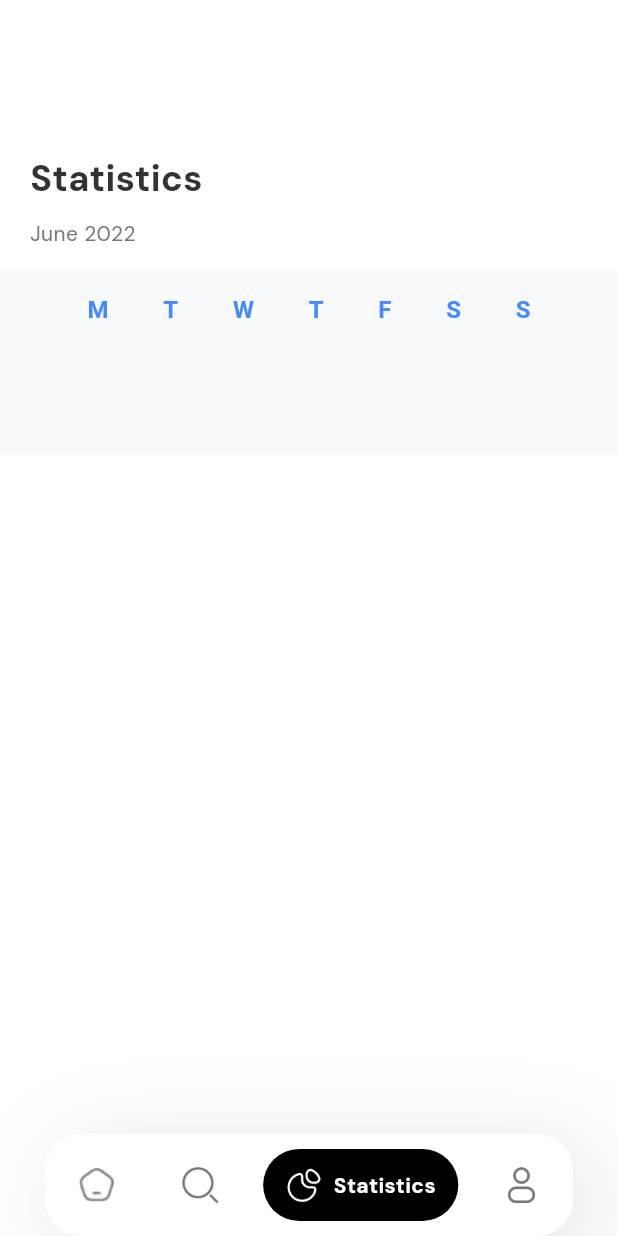
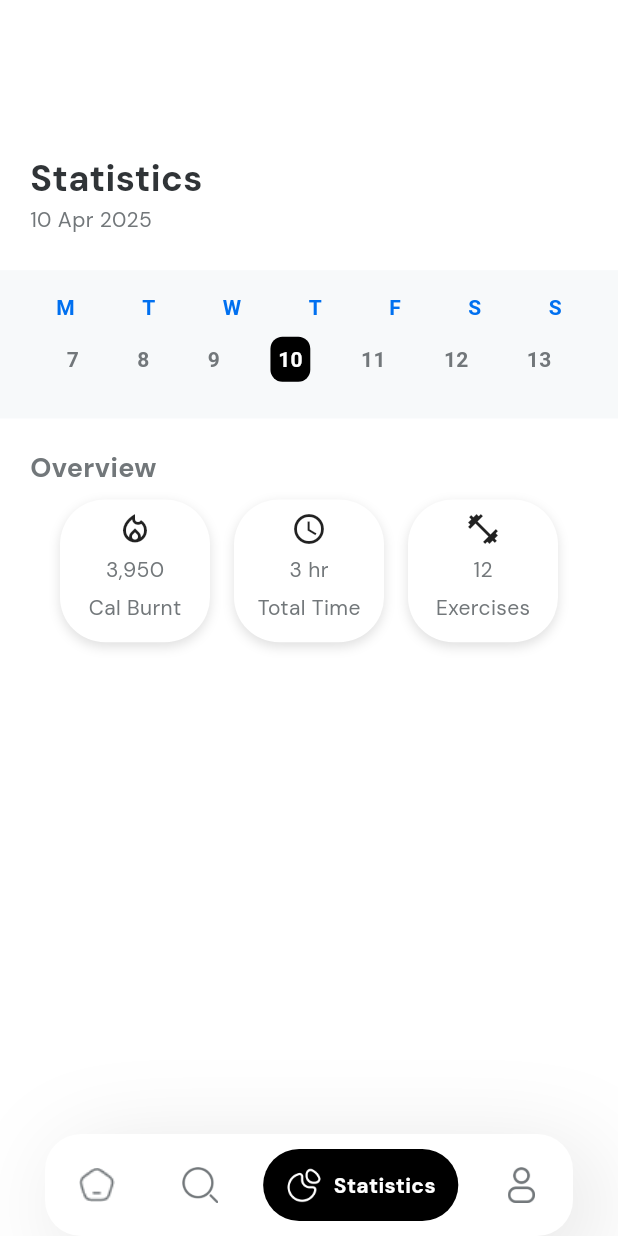
Before and after one commit to Mohit-09-G/Fitness-Chatbot, a Flutter app: the screen it shows after launch, item 3 of the bottom bar chosen, on a phone screen of 412 x 824 dp. Run offline on Flutter 3.47's test engine with Material 3 defaults, Android fonts, the light colour scheme and no system bars; our stand-ins replace get, get_it, google_fonts.

Commit message:
added the overview container  and the week days

```diff
--- /dev/null
+++ b/lib/binding/statat/statistics_binding.dart
@@ -0,0 +1,10 @@
+import 'package:fitnessbot/di/injection.dart';
+import 'package:fitnessbot/presentaion/mainscreen/contoller/statcontoller/statstics_contoller.dart';
+import 'package:get/get.dart';
+
+class StatisticsBinding extends Bindings {
+  @override
+  void dependencies() {
+    Get.put<StatsticsContoller>(getIt<StatsticsContoller>());
+  }
+}
--- /dev/null
+++ b/lib/data/models/overviewModel.dart
@@ -0,0 +1,13 @@
+import 'package:flutter/material.dart';
+
+class OverviewItemModel {
+  final IconData icon;
+  final String value;
+  final String label;
+
+  OverviewItemModel({
+    required this.icon,
+    required this.value,
+    required this.label,
+  });
+}
--- a/lib/di/injection.dart
+++ b/lib/di/injection.dart
@@ -1,5 +1,6 @@
 import 'package:fitnessbot/presentaion/contoller/home/home_contoller.dart';
 import 'package:fitnessbot/presentaion/mainscreen/contoller/main_screen_contoller.dart';
+import 'package:fitnessbot/presentaion/mainscreen/contoller/statcontoller/statstics_contoller.dart';
 
 import 'package:get_it/get_it.dart';
 
@@ -8,4 +9,5 @@ final GetIt getIt = GetIt.instance;
 Future<void> init() async {
   getIt.registerFactory<HomeContoller>(() => HomeContoller());
   getIt.registerFactory<MainScreenContoller>(() => MainScreenContoller());
+  getIt.registerFactory<StatsticsContoller>(() => StatsticsContoller());
 }
--- /dev/null
+++ b/lib/presentaion/mainscreen/contoller/statcontoller/statstics_contoller.dart
@@ -0,0 +1,56 @@
+import 'package:fitnessbot/data/models/overviewModel.dart';
+import 'package:flutter/material.dart';
+import 'package:get/get.dart';
+import 'package:intl/intl.dart';
+
+class StatsticsContoller extends GetxController {
+  RxList<OverviewItemModel> overviewItems = [
+    OverviewItemModel(
+      icon: Icons.local_fire_department_outlined,
+      value: "3,950",
+      label: "Cal Burnt",
+    ),
+    OverviewItemModel(
+      icon: Icons.access_time,
+      value: "3 hr",
+      label: "Total Time",
+    ),
+    OverviewItemModel(
+      icon: Icons.fitness_center,
+      value: "12",
+      label: "Exercises",
+    ),
+  ].obs;
+
+  final selectedDate = DateTime.now().obs;
+  final focusedDate = DateTime.now().obs;
+  final weeksBefore = 1000;
+  final pageController = PageController(initialPage: 1000).obs;
+
+  DateTime getWeekStart(int page) {
+    final now = DateTime.now();
+    final weekStart = now.subtract(Duration(days: now.weekday - 1));
+    return weekStart.add(Duration(days: (page - weeksBefore) * 7));
+  }
+
+  void onPageChanged(int page) {
+    focusedDate.value = getWeekStart(page);
+  }
+
+  void selectDate(DateTime date) {
+    selectedDate.value = date;
+    focusedDate.value = date.subtract(Duration(days: date.weekday - 1));
+  }
+
+  bool isSameDay(DateTime d1, DateTime d2) {
+    return d1.year == d2.year && d1.month == d2.month && d1.day == d2.day;
+  }
+
+  String get formattedSelectedDate =>
+      DateFormat('EEEE, MMMM d, yyyy').format(selectedDate.value);
+
+  String get currentDateTitle {
+    final now = DateTime.now();
+    return "Today, ${DateFormat('d MMM yyyy').format(now)}";
+  }
+}
--- a/lib/presentaion/screens/statistics/statistics.dart
+++ b/lib/presentaion/screens/statistics/statistics.dart
@@ -1,6 +1,12 @@
+import 'package:fitnessbot/config/app_colors.dart';
+import 'package:fitnessbot/presentaion/mainscreen/contoller/statcontoller/statstics_contoller.dart';
+import 'package:fitnessbot/presentaion/screens/statistics/widets/overiewContainer.dart';
+import 'package:flutter/material.dart';
+import 'package:get/get.dart';
+import 'package:intl/intl.dart';
+
 import 'package:fitnessbot/config/customtextstyle.dart';
 import 'package:fitnessbot/config/screenutils.dart';
-import 'package:flutter/material.dart';
 
 class Statistics extends StatelessWidget {
   const Statistics({super.key});
@@ -8,13 +14,14 @@ class Statistics extends StatelessWidget {
   @override
   Widget build(BuildContext context) {
     final screenUtil = ScreenUtil(context);
+    final StatsticsContoller controller = Get.put(StatsticsContoller());
+
     return Scaffold(
       backgroundColor: Colors.white,
       appBar: PreferredSize(
-          preferredSize: Size.fromHeight(screenUtil.screenHeight * 0.1),
-          child: SizedBox(
-            height: screenUtil.screenHeight * 0.1,
-          )),
+        preferredSize: Size.fromHeight(screenUtil.screenHeight * 0.1),
+        child: SizedBox(height: screenUtil.screenHeight * 0.1),
+      ),
       body: Column(
         children: [
           Padding(
@@ -24,15 +31,11 @@ class Statistics extends StatelessWidget {
               child: Row(
                 children: [
                   Column(
-                    spacing: screenUtil.screenHeight * 0.011,
                     crossAxisAlignment: CrossAxisAlignment.start,
                     children: [
+                      Text("Statistics", style: AppTextStyles.heading24),
                       Text(
-                        "Statistics",
-                        style: AppTextStyles.heading24,
-                      ),
-                      Text(
-                        "June 2022",
+                        DateFormat('d MMM yyyy').format(DateTime.now()),
                         style: AppTextStyles.body14black,
                       ),
                     ],
@@ -41,39 +44,143 @@ class Statistics extends StatelessWidget {
               ),
             ),
           ),
-          SizedBox(
-            height: screenUtil.screenHeight * 0.15,
-            child: Container(
-              color: Color(0xffF7F9FA),
+          Container(
+            color: const Color(0xffF7F9FA),
+            height: screenUtil.screenHeight * 0.12,
+            child: Padding(
+              padding: const EdgeInsets.all(15.0),
               child: Column(
                 children: [
-                  Padding(
-                    padding: const EdgeInsets.symmetric(
-                        horizontal: 40, vertical: 15),
-                    child: Row(
-                      mainAxisAlignment: MainAxisAlignment.spaceAround,
-                      children: List.generate(7, (index) {
-                        final weekdayLetters = [
-                          'M',
-                          'T',
-                          'W',
-                          'T',
-                          'F',
-                          'S',
-                          'S'
-                        ];
-                        return Text(
-                          weekdayLetters[index],
+                  Row(
+                    mainAxisAlignment: MainAxisAlignment.spaceAround,
+                    children: const [
+                      Text('M',
                           style: TextStyle(
-                              color: Colors.blueAccent,
-                              fontSize: 16,
-                              fontWeight: FontWeight.bold),
+                              fontSize: 14,
+                              fontWeight: FontWeight.bold,
+                              color: Color(0xff0070F0))),
+                      Text('T',
+                          style: TextStyle(
+                              fontSize: 14,
+                              fontWeight: FontWeight.bold,
+                              color: Color(0xff0070F0))),
+                      Text('W',
+                          style: TextStyle(
+                              fontSize: 14,
+                              fontWeight: FontWeight.bold,
+                              color: Color(0xff0070F0))),
+                      Text('T',
+                          style: TextStyle(
+                              fontSize: 14,
+                              fontWeight: FontWeight.bold,
+                              color: Color(0xff0070F0))),
+                      Text('F',
+                          style: TextStyle(
+                              fontSize: 14,
+                              fontWeight: FontWeight.bold,
+                              color: Color(0xff0070F0))),
+                      Text('S',
+                          style: TextStyle(
+                              fontSize: 14,
+                              fontWeight: FontWeight.bold,
+                              color: Color(0xff0070F0))),
+                      Text('S',
+                          style: TextStyle(
+                              fontSize: 14,
+                              fontWeight: FontWeight.bold,
+                              color: Color(0xff0070F0))),
+                    ],
+                  ),
+                  Expanded(
+                    child: SizedBox(
+                      child: Obx(() {
+                        return PageView.builder(
+                          controller: controller.pageController.value,
+                          onPageChanged: controller.onPageChanged,
+                          itemBuilder: (_, pageIndex) {
+                            final weekStart =
+                                controller.getWeekStart(pageIndex);
+                            final weekDates = List.generate(
+                              7,
+                              (i) => weekStart.add(Duration(days: i)),
+                            );
+
+                            return Padding(
+                              padding:
+                                  const EdgeInsets.symmetric(horizontal: 10),
+                              child: Row(
+                                mainAxisAlignment:
+                                    MainAxisAlignment.spaceAround,
+                                children: List.generate(7, (index) {
+                                  final date = weekDates[index];
+                                  final isToday = controller.isSameDay(
+                                      date, DateTime.now());
+
+                                  return Container(
+                                    decoration: BoxDecoration(
+                                      borderRadius: BorderRadius.circular(8),
+                                      color: isToday
+                                          ? Colors.black
+                                          : Colors.transparent,
+                                      shape: BoxShape.rectangle,
+                                    ),
+                                    child: Padding(
+                                      padding: const EdgeInsets.all(5.0),
+                                      child: Text(
+                                        '${date.day}',
+                                        style: TextStyle(
+                                          fontSize: 14,
+                                          fontWeight: FontWeight.w600,
+                                          color: isToday
+                                              ? Colors.white
+                                              : AppColors.mediumGray,
+                                        ),
+                                      ),
+                                    ),
+                                  );
+                                }),
+                              ),
+                            );
+                          },
                         );
                       }),
                     ),
-                  )
+                  ),
                 ],
               ),
+            ),
+          ),
+          Padding(
+            padding: const EdgeInsets.all(20.0),
+            child: Column(
+              crossAxisAlignment: CrossAxisAlignment.start,
+              children: [
+                Text(
+                  "Overview",
+                  style: AppTextStyles.body18,
+                ),
+                SizedBox(
+                  height: screenUtil.screenHeight * 0.135,
+                  child: Center(
+                    child: ListView.builder(
+                      shrinkWrap: true,
+                      scrollDirection: Axis.horizontal,
+                      itemCount: controller.overviewItems.length,
+                      itemBuilder: (context, index) {
+                        var item = controller.overviewItems[index];
+                        return Padding(
+                          padding: const EdgeInsets.all(8.0),
+                          child: Overiewcontainer(
+                            icon: item.icon,
+                            value: item.value,
+                            label: item.label,
+                          ),
+                        );
+                      },
+                    ),
+                  ),
+                )
+              ],
             ),
           )
         ],
--- /dev/null
+++ b/lib/presentaion/screens/statistics/widets/overiewContainer.dart
@@ -0,0 +1,48 @@
+import 'package:fitnessbot/config/customtextstyle.dart';
+import 'package:flutter/material.dart';
+
+class Overiewcontainer extends StatelessWidget {
+  final IconData icon;
+  final String value;
+  final String label;
+
+  const Overiewcontainer(
+      {super.key,
+      required this.icon,
+      required this.value,
+      required this.label});
+
+  @override
+  Widget build(BuildContext context) {
+    return Container(
+        width: 100,
+        decoration: BoxDecoration(
+            boxShadow: [
+              BoxShadow(
+                color: Colors.black12,
+                blurRadius: 6,
+                offset: Offset(0, 3),
+              ),
+            ],
+            color: Colors.white,
+            shape: BoxShape.rectangle,
+            borderRadius: BorderRadius.circular(30)),
+        child: Padding(
+          padding: const EdgeInsets.all(8.0),
+          child: Column(
+            spacing: 5,
+            children: [
+              Icon(icon),
+              Text(
+                value,
+                style: AppTextStyles.body14black,
+              ),
+              Text(
+                label,
+                style: AppTextStyles.body14black,
+              )
+            ],
+          ),
+        ));
+  }
+}
--- a/pubspec.yaml
+++ b/pubspec.yaml
@@ -37,6 +37,7 @@ dependencies:
   get: ^4.7.2
   get_it: ^8.0.3
   google_fonts: ^6.2.1
+  intl: ^0.20.2
 
 dev_dependencies:
   flutter_test:
```
Also changed, not shown: pubspec.lock.
